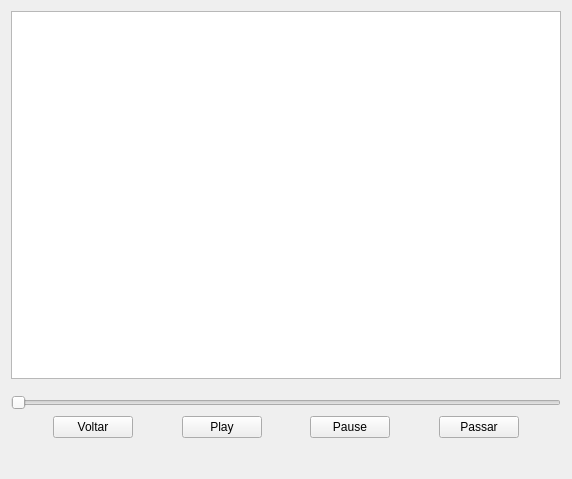
The window that 5.Modulados/Modulados/reprodutor.ui (IsadoraVanco/Gamellito) describes before a commit, drawn with Qt 5.
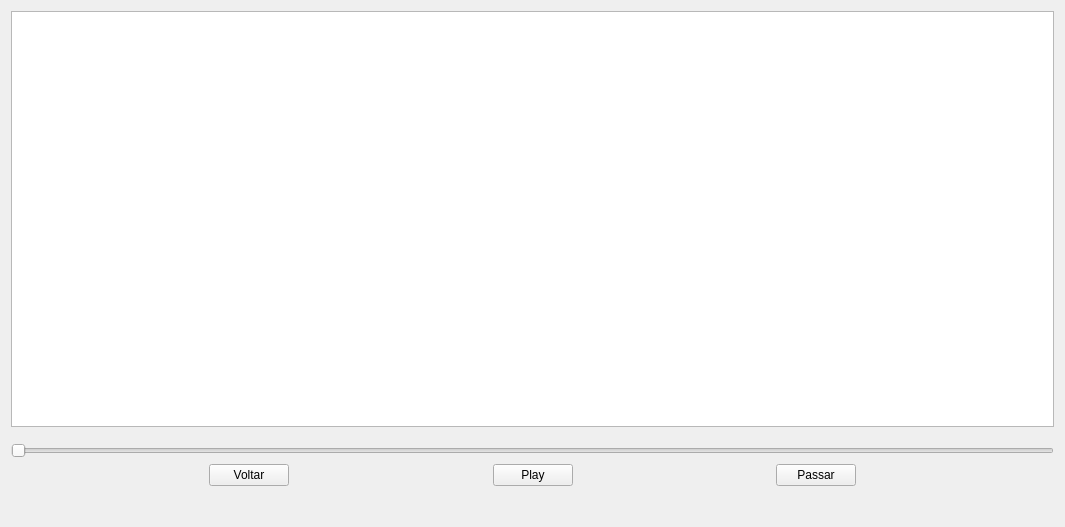
The same window after the commit.

Diff of the .ui file:
```diff
--- a/5.Modulados/Modulados/reprodutor.ui
+++ b/5.Modulados/Modulados/reprodutor.ui
@@ -3,13 +3,21 @@
  <class>Reprodutor</class>
  <widget class="QWidget" name="Reprodutor">
   <property name="geometry">
+
    <rect>
+
     <x>0</x>
+
     <y>0</y>
-    <width>568</width>
-    <height>479</height>
+
+    <width>1065</width>
+
+    <height>527</height>
+
    </rect>
+
   </property>
+
   <layout class="QGridLayout" name="gridLayout_7">
    <item row="4" column="0">
     <widget class="QSlider" name="horizontalSlider">
@@ -67,26 +75,7 @@
       </widget>
      </item>
      <item>
-      <spacer name="horizontalSpacer_6">
-       <property name="orientation">
-        <enum>Qt::Horizontal</enum>
-       </property>
-       <property name="sizeHint" stdset="0">
-        <size>
-         <width>40</width>
-         <height>20</height>
-        </size>
-       </property>
-      </spacer>
-     </item>
-     <item>
-      <widget class="QPushButton" name="pushButton_video_parar">
-       <property name="text">
-        <string>Pause</string>
-       </property>
-      </widget>
-     </item>
-     <item>
+
       <spacer name="horizontalSpacer_7">
        <property name="orientation">
         <enum>Qt::Horizontal</enum>
```
Left out of the diff: 140 changed lines with no effect on the pictures.
